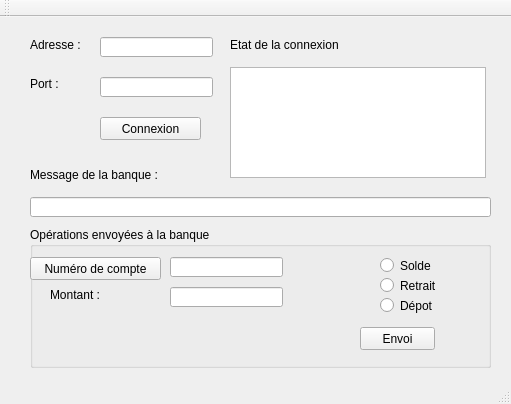
Before: the Qt Designer form 12_banque_Client_Serveur/ClientBanque/clientbanquewindow.ui in TheoMichaud/Apprendre_QT, drawn with Qt 5.
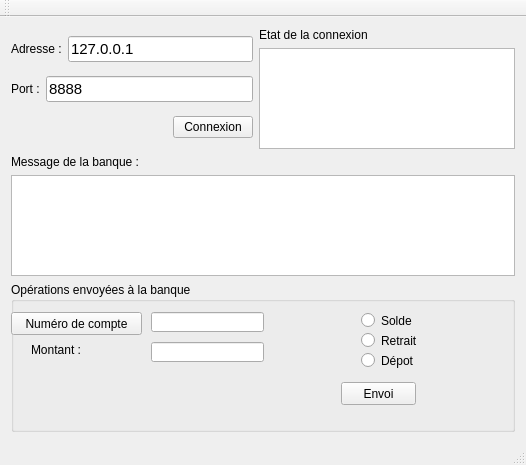
After: the same form once the commit is applied.

```diff
--- a/12_banque_Client_Serveur/ClientBanque/clientbanquewindow.ui
+++ b/12_banque_Client_Serveur/ClientBanque/clientbanquewindow.ui
@@ -6,45 +6,128 @@
    <rect>
     <x>0</x>
     <y>0</y>
-    <width>511</width>
-    <height>404</height>
+    <width>526</width>
+    <height>465</height>
    </rect>
   </property>
   <property name="windowTitle">
    <string>Distributeur Automatique de Billets</string>
   </property>
   <widget class="QWidget" name="centralWidget">
-   <widget class="QListWidget" name="listWidgetEtat">
-    <property name="geometry">
-     <rect>
-      <x>230</x>
-      <y>50</y>
-      <width>256</width>
-      <height>111</height>
-     </rect>
-    </property>
-   </widget>
+   <layout class="QVBoxLayout" name="verticalLayout_4">
+    <item>
+     <layout class="QHBoxLayout" name="horizontalLayout_4">
+      <item>
+       <layout class="QVBoxLayout" name="verticalLayout">
+        <item>
+         <layout class="QHBoxLayout" name="horizontalLayout">
+          <item>
+           <widget class="QLabel" name="label_2">
+            <property name="text">
+             <string>Adresse :</string>
+            </property>
+           </widget>
+          </item>
+          <item>
+           <widget class="QLineEdit" name="lineEditAdresse">
+            <property name="font">
+             <font>
+              <pointsize>11</pointsize>
+             </font>
+            </property>
+            <property name="text">
+             <string>127.0.0.1</string>
+            </property>
+           </widget>
+          </item>
+         </layout>
+        </item>
+        <item>
+         <layout class="QHBoxLayout" name="horizontalLayout_2">
+          <item>
+           <widget class="QLabel" name="label_3">
+            <property name="text">
+             <string>Port :</string>
+            </property>
+           </widget>
+          </item>
+          <item>
+           <widget class="QLineEdit" name="lineEditPort">
+            <property name="font">
+             <font>
+              <pointsize>11</pointsize>
+             </font>
+            </property>
+            <property name="text">
+             <string>8888</string>
+            </property>
+           </widget>
+          </item>
+         </layout>
+        </item>
+        <item>
+         <layout class="QHBoxLayout" name="horizontalLayout_3">
+          <item>
+           <spacer name="horizontalSpacer">
+            <property name="orientation">
+             <enum>Qt::Horizontal</enum>
+            </property>
+            <property name="sizeHint" stdset="0">
+             <size>
+              <width>40</width>
+              <height>20</height>
+             </size>
+            </property>
+           </spacer>
+          </item>
+          <item>
    <widget class="QPushButton" name="pushButtonConnexion">
-    <property name="geometry">
-     <rect>
-      <x>100</x>
-      <y>100</y>
-      <width>101</width>
-      <height>23</height>
-     </rect>
-    </property>
     <property name="text">
      <string>Connexion</string>
     </property>
    </widget>
+          </item>
+         </layout>
+        </item>
+       </layout>
+      </item>
+      <item>
+       <layout class="QVBoxLayout" name="verticalLayout_2">
+        <item>
+         <widget class="QLabel" name="label_5">
+          <property name="text">
+           <string>Etat de la connexion</string>
+          </property>
+         </widget>
+        </item>
+        <item>
+         <widget class="QListWidget" name="listWidgetEtat"/>
+        </item>
+       </layout>
+      </item>
+     </layout>
+    </item>
+    <item>
+     <layout class="QVBoxLayout" name="verticalLayout_3">
+      <item>
+       <widget class="QLabel" name="label_4">
+        <property name="text">
+         <string>Message de la banque :</string>
+        </property>
+       </widget>
+      </item>
+      <item>
+       <widget class="QTextEdit" name="textEditMessageBanque"/>
+      </item>
+     </layout>
+    </item>
+    <item>
    <widget class="QGroupBox" name="groupBox">
-    <property name="geometry">
-     <rect>
-      <x>30</x>
-      <y>210</y>
-      <width>461</width>
-      <height>141</height>
-     </rect>
+      <property name="minimumSize">
+       <size>
+        <width>0</width>
+        <height>150</height>
+       </size>
     </property>
     <property name="title">
      <string>Opérations envoyées à la banque</string>
@@ -148,88 +231,8 @@
      </property>
     </widget>
    </widget>
-   <widget class="QLabel" name="label_2">
-    <property name="geometry">
-     <rect>
-      <x>30</x>
-      <y>20</y>
-      <width>61</width>
-      <height>16</height>
-     </rect>
-    </property>
-    <property name="text">
-     <string>Adresse :</string>
-    </property>
-   </widget>
-   <widget class="QLabel" name="label_3">
-    <property name="geometry">
-     <rect>
-      <x>30</x>
-      <y>60</y>
-      <width>46</width>
-      <height>13</height>
-     </rect>
-    </property>
-    <property name="text">
-     <string>Port :</string>
-    </property>
-   </widget>
-   <widget class="QLineEdit" name="lineEditAdresse">
-    <property name="geometry">
-     <rect>
-      <x>100</x>
-      <y>20</y>
-      <width>113</width>
-      <height>20</height>
-     </rect>
-    </property>
-   </widget>
-   <widget class="QLineEdit" name="lineEditPort">
-    <property name="geometry">
-     <rect>
-      <x>100</x>
-      <y>60</y>
-      <width>113</width>
-      <height>20</height>
-     </rect>
-    </property>
-   </widget>
-   <widget class="QLineEdit" name="lineEditMessageBanque">
-    <property name="geometry">
-     <rect>
-      <x>30</x>
-      <y>180</y>
-      <width>461</width>
-      <height>20</height>
-     </rect>
-    </property>
-   </widget>
-   <widget class="QLabel" name="label_4">
-    <property name="geometry">
-     <rect>
-      <x>30</x>
-      <y>150</y>
-      <width>151</width>
-      <height>16</height>
-     </rect>
-    </property>
-    <property name="text">
-     <string>Message de la banque :</string>
-    </property>
-   </widget>
-   <widget class="QLabel" name="label_5">
-    <property name="geometry">
-     <rect>
-      <x>230</x>
-      <y>20</y>
-      <width>151</width>
-      <height>16</height>
-     </rect>
-    </property>
-    <property name="text">
-     <string>Etat de la connexion</string>
-    </property>
-   </widget>
+    </item>
+   </layout>
   </widget>
   <widget class="QMenuBar" name="menuBar">
    <property name="geometry">
```
Left out of the diff: 4 changed lines with no effect on the pictures. Lines whose indentation alone changed are shown as unchanged.
